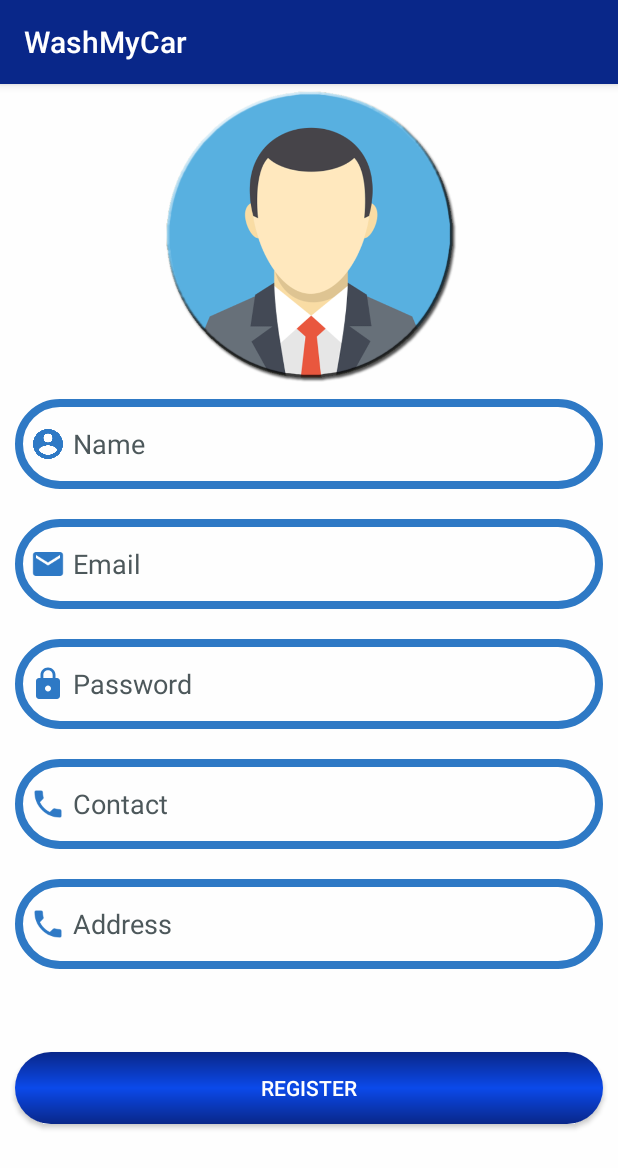
After one commit to Juliusjay145/WashMyCarMobile, an Android app: the Register screen opened directly, with no data from a screen before it, on a phone screen of 412 x 824 dp. The commit adds this screen. Shown: the top 1168 px of the screen. Run offline under Robolectric (Android 15) with nearby library versions, the phone set to English and light mode, and no system bars; pictures from the network do not load.

Commit message:
kuwang og imagepicker

```diff
--- a/app/src/main/java/com/example/washmycar/DashBoard.java
+++ b/app/src/main/java/com/example/washmycar/DashBoard.java
@@ -55,7 +55,7 @@ public class DashBoard extends AppCompatActivity implements AdapterView.OnItemCl
 
         try{
 //            URL url = new URL("http://192.168.43.118/washmycar/index.php/androidcontroller/get_carwash_station");
-            URL url = new URL("http://192.168.254.106/WashMyCar/Project/Model/mobile_seeker_profile.php");
+            URL url = new URL("http://192.168.43.118/washmycar/index.php/androidcontroller/get_carwash_station");
             HttpURLConnection conn = (HttpURLConnection) url.openConnection();
             InputStream is=conn.getInputStream();
             BufferedReader br = new BufferedReader(new InputStreamReader(is));
--- /dev/null
+++ b/app/src/main/java/com/example/washmycar/Register.java
@@ -0,0 +1,139 @@
+package com.example.washmycar;
+
+import androidx.appcompat.app.AppCompatActivity;
+
+import android.content.Intent;
+import android.content.SharedPreferences;
+import android.net.Uri;
+import android.os.Bundle;
+import android.provider.MediaStore;
+import android.util.Log;
+import android.view.View;
+import android.widget.Button;
+import android.widget.EditText;
+import android.widget.ImageView;
+import android.widget.Toast;
+
+import org.apache.http.HttpEntity;
+import org.apache.http.HttpResponse;
+import org.apache.http.NameValuePair;
+import org.apache.http.client.ClientProtocolException;
+import org.apache.http.client.HttpClient;
+import org.apache.http.client.entity.UrlEncodedFormEntity;
+import org.apache.http.client.methods.HttpPost;
+import org.apache.http.impl.client.DefaultHttpClient;
+import org.apache.http.message.BasicNameValuePair;
+
+import java.io.IOException;
+import java.io.InputStream;
+import java.util.ArrayList;
+import java.util.List;
+
+public class Register extends AppCompatActivity implements View.OnClickListener {
+
+    ImageView profile;
+    InputStream is;
+    Button register;
+    EditText name,email,password,contact,address;
+    SharedPreferences prf;
+
+
+
+
+    @Override
+    protected void onCreate(Bundle savedInstanceState) {
+        super.onCreate(savedInstanceState);
+        setContentView(R.layout.activity_register);
+        prf = getSharedPreferences("user_details", MODE_PRIVATE);
+        name = findViewById(R.id.editText1);
+        email = findViewById(R.id.editText2);
+        password = findViewById(R.id.editText3);
+        contact = findViewById(R.id.editText4);
+        address = findViewById(R.id.editText5);
+        profile = findViewById(R.id.imageView1);
+        register = findViewById(R.id.book1);
+        register.setOnClickListener(this);
+        profile.setOnClickListener(this);
+
+    }
+
+    @Override
+    protected void onActivityResult(int requestCode, int resultCode, Intent data){
+        super.onActivityResult(requestCode, resultCode, data);
+
+        Uri uriImage = data.getData();
+        profile.setImageURI(uriImage);
+
+    }
+
+    @Override
+    public void onClick(View view) {
+
+        int id = view.getId();
+        switch (id){
+            case R.id.imageView1:
+
+                Intent intent = new Intent(Intent.ACTION_PICK, MediaStore.Images.Media.EXTERNAL_CONTENT_URI);
+                startActivityForResult(intent, 100);
+                break;
+
+            case R.id.book1:
+                prf = getSharedPreferences("user_details",MODE_PRIVATE);
+
+                String picture = prf.getString("Uri", null);
+                Toast.makeText(getApplicationContext(), picture, Toast.LENGTH_SHORT).show();
+
+                String r_name = name.getText().toString();
+                String r_email = email.getText().toString();
+                String r_password = password.getText().toString();
+                String r_contact = contact.getText().toString();
+                String r_address = address.getText().toString();
+
+                List<NameValuePair> nameValuePairs = new ArrayList<>(1);
+                nameValuePairs.add(new BasicNameValuePair("seeker_name", r_name));
+                nameValuePairs.add(new BasicNameValuePair("seeker_email", r_email));
+                nameValuePairs.add(new BasicNameValuePair("seeker_password", r_password));
+                nameValuePairs.add(new BasicNameValuePair("seeker_telephone", r_contact));
+                nameValuePairs.add(new BasicNameValuePair("seeker_address", r_address));
+                nameValuePairs.add(new BasicNameValuePair("seeker_image", picture));
+
+                try{
+                    HttpClient httpClient = new DefaultHttpClient();
+                    HttpPost httpPost = new HttpPost("http://192.168.43.118/washmycar/index.php/androidcontroller/register");
+                    httpPost.setEntity(new UrlEncodedFormEntity(nameValuePairs));
+                    HttpResponse response = httpClient.execute(httpPost);
+                    HttpEntity entity = response.getEntity();
+                    is=entity.getContent();
+                    Toast.makeText(getApplicationContext(), "Register", Toast.LENGTH_SHORT).show();
+                    Intent intent1 = new Intent(this, DashBoard.class);
+                    startActivity(intent1);
+                    //			txtname.setText("");
+                    //			address.setText(caddress);
+                    //			txtcontact.setText("");
+                    //			txtusername.setText("");
+                    //			txtpassword.setText("");
+
+
+                }
+                catch(ClientProtocolException e)
+                {
+                    Log.e("ClientProtocol","Log_tag");
+                    e.printStackTrace();
+                }
+                catch(IOException e)
+                {
+                    Log.e("Log_tag", "IOException");
+                    e.printStackTrace();
+                }
+
+                break;
+
+
+
+        }
+
+
+    }
+
+
+}
--- /dev/null
+++ b/app/src/main/res/layout/activity_register.xml
@@ -0,0 +1,182 @@
+<ScrollView xmlns:android="http://schemas.android.com/apk/res/android"
+    xmlns:tools="http://schemas.android.com/tools"
+    android:layout_width="match_parent"
+    android:layout_height="match_parent"
+    android:background="#fefefe"
+    tools:context=".Register" >
+
+    <LinearLayout
+        android:orientation="vertical"
+        android:layout_width="match_parent"
+        android:layout_height="wrap_content">
+
+        <ImageView
+            android:id="@+id/imageView1"
+            android:layout_width="200dp"
+            android:layout_height="200dp"
+            android:layout_gravity="center_horizontal"
+            android:layout_marginTop="0dp"
+            android:layout_marginBottom="-120dp"
+            android:src="@drawable/imagepicker" />
+
+        <EditText
+            android:id="@+id/editText1"
+            android:layout_width="match_parent"
+            android:layout_height="60dp"
+            android:layout_above="@+id/editText4"
+            android:layout_marginLeft="10dp"
+            android:layout_marginTop="130dp"
+            android:layout_marginRight="10dp"
+            android:layout_marginBottom="20dp"
+            android:background="@drawable/bluebtns"
+            android:drawableStart="@drawable/name"
+            android:drawableLeft="@drawable/name"
+            android:ems="10"
+            android:hint=" Name"
+            android:inputType="text"
+            android:paddingLeft="10dp"
+            android:textColor="#000000"
+            android:textColorHint="#4D585B"
+            android:textColorLink="#000000" />
+
+
+        <EditText
+            android:id="@+id/editText2"
+            android:layout_width="match_parent"
+            android:layout_height="60dp"
+            android:layout_alignParentBottom="true"
+            android:layout_marginLeft="10dp"
+            android:layout_marginRight="10dp"
+            android:layout_marginBottom="20dp"
+            android:background="@drawable/bluebtns"
+            android:drawableStart="@drawable/email"
+            android:drawableLeft="@drawable/brand"
+            android:ems="10"
+            android:hint=" Email"
+            android:inputType="text"
+            android:padding="10dp"
+            android:textColor="#000000"
+            android:textColorHint="#4D585B"
+            android:textColorLink="#000000" />
+
+        <EditText
+            android:id="@+id/editText3"
+            android:layout_width="match_parent"
+            android:layout_height="60dp"
+            android:layout_above="@+id/editText4"
+            android:layout_marginLeft="10dp"
+            android:layout_marginRight="10dp"
+            android:layout_marginBottom="20dp"
+            android:background="@drawable/bluebtns"
+            android:drawableStart="@drawable/lock"
+            android:drawableLeft="@drawable/lock"
+            android:ems="10"
+            android:hint=" Password"
+            android:inputType="textPassword"
+            android:paddingLeft="10dp"
+            android:textColor="#000000"
+            android:textColorHint="#4D585B"
+            android:textColorLink="#000000" />
+
+        <EditText
+            android:id="@+id/editText4"
+            android:layout_width="match_parent"
+            android:layout_height="60dp"
+            android:layout_above="@+id/editText4"
+            android:layout_marginLeft="10dp"
+            android:layout_marginRight="10dp"
+            android:layout_marginBottom="20dp"
+            android:background="@drawable/bluebtns"
+            android:drawableStart="@drawable/phone"
+            android:drawableLeft="@drawable/phone"
+            android:ems="10"
+            android:hint=" Contact"
+            android:inputType="text"
+            android:paddingLeft="10dp"
+            android:textColor="#000000"
+            android:textColorHint="#4D585B"
+            android:textColorLink="#000000" />
+
+        <EditText
+            android:id="@+id/editText5"
+            android:layout_width="match_parent"
+            android:layout_height="60dp"
+            android:layout_above="@+id/editText4"
+            android:layout_marginLeft="10dp"
+            android:layout_marginRight="10dp"
+            android:layout_marginBottom="20dp"
+            android:background="@drawable/bluebtns"
+            android:drawableStart="@drawable/phone"
+            android:drawableLeft="@drawable/phone"
+            android:ems="10"
+            android:hint=" Address"
+            android:inputType="text"
+            android:paddingLeft="10dp"
+            android:textColor="#000000"
+            android:textColorHint="#4D585B"
+            android:textColorLink="#000000" />
+
+
+
+
+
+
+
+
+        <LinearLayout
+            android:layout_width="match_parent"
+            android:layout_height="0dp"
+            android:layout_marginTop="25dp"
+            android:layout_weight="1"
+            android:gravity="center"
+            android:orientation="horizontal">
+
+            <Button
+                android:id="@+id/book1"
+                android:layout_width="match_parent"
+                android:layout_height="wrap_content"
+                android:layout_alignParentBottom="true"
+                android:layout_centerHorizontal="true"
+                android:layout_marginLeft="10dp"
+                android:layout_marginTop="10dp"
+                android:layout_marginRight="10dp"
+                android:layout_marginBottom="10dp"
+                android:background="@drawable/rounded_buttons2"
+                android:text="Register"
+                android:textColor="#fefefe" />
+        </LinearLayout>
+
+        <!--<Button-->
+        <!--android:id="@+id/cancel"-->
+        <!--android:layout_width="190dp"-->
+        <!--android:layout_height="wrap_content"-->
+        <!--android:layout_alignTop="@+id/editText4"-->
+        <!--android:layout_centerHorizontal="true"-->
+        <!--android:layout_marginLeft="10dp"-->
+        <!--android:layout_marginTop="-100dp"-->
+        <!--android:layout_marginRight="20dp"-->
+        <!--android:background="@drawable/rounded_buttons2"-->
+        <!--android:text="Cancel"-->
+        <!--android:textColor="#fefefe"-->
+        <!--android:textColorHint="#fefefe"-->
+        <!--android:textStyle="bold" />-->
+
+        <!--<Button-->
+        <!--android:id="@+id/book1"-->
+        <!--android:layout_width="190dp"-->
+        <!--android:layout_height="wrap_content"-->
+        <!--android:layout_alignTop="@+id/editText4"-->
+        <!--android:layout_centerHorizontal="true"-->
+        <!--android:layout_marginLeft="210dp"-->
+        <!--android:layout_marginTop="-48dp"-->
+        <!--android:layout_marginRight="10dp"-->
+        <!--android:background="@drawable/rounded_buttons2"-->
+        <!--android:text="Book"-->
+        <!--android:textColor="#fefefe"-->
+        <!--android:textColorHint="#fefefe"-->
+        <!--android:textStyle="bold"-->
+        <!--android:layout_alignParentBottom="true"/>-->
+
+    </LinearLayout>
+
+</ScrollView>
```
Also changed, not shown: app/src/main/AndroidManifest.xml (+8 -5 lines), app/src/main/java/com/example/washmycar/MainActivity.java (+20 -3 lines), app/src/main/res/layout/activity_main.xml (+16 -0 lines), app/src/main/res/drawable/imagepicker.png (added).
